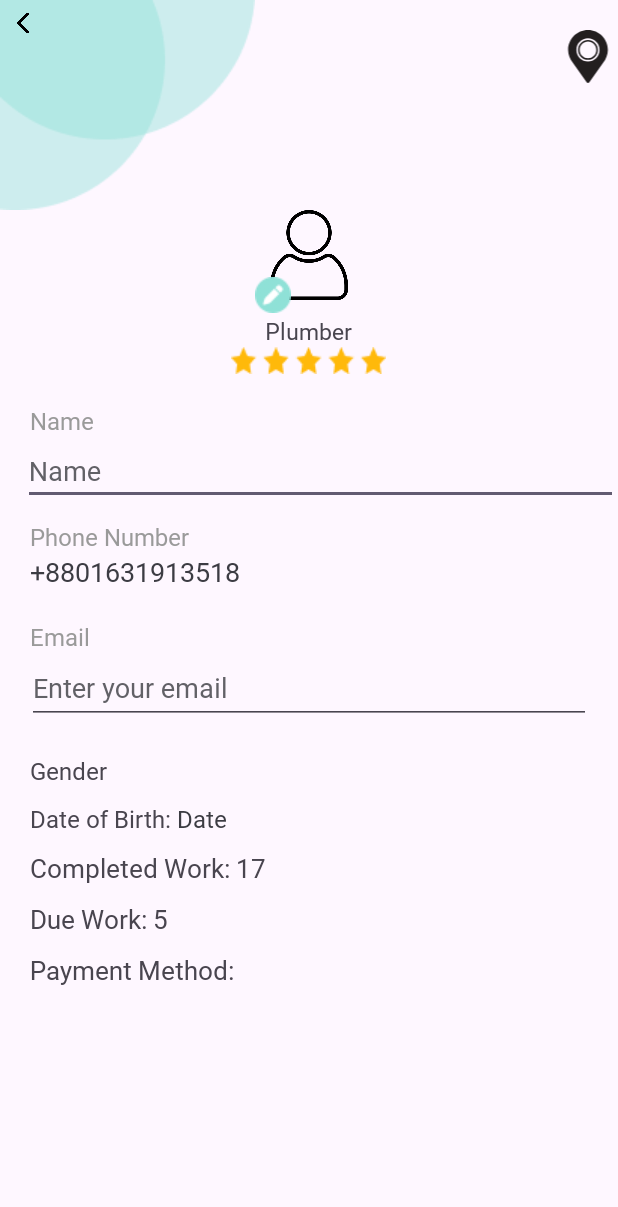
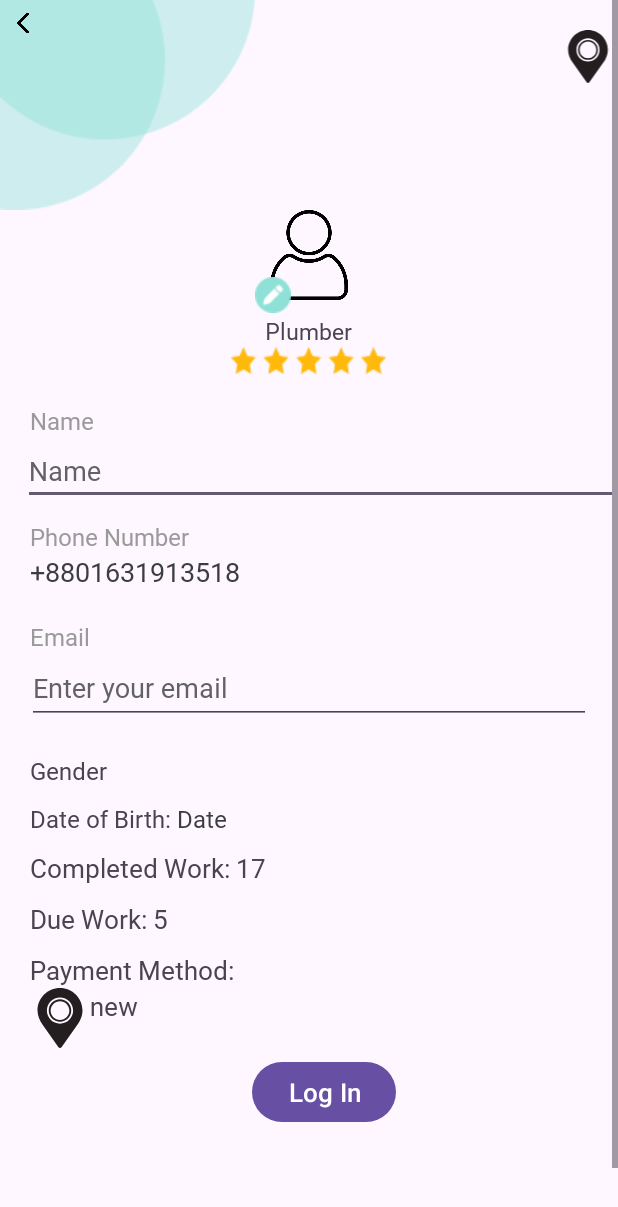
Before and after one commit to Zohirul369/Service_Venue, an Android app: the fragment ProfileFragment shown on its own in the app's theme, on a phone screen of 412 x 824 dp. Shown: the top 1207 px of the screen. Run offline under Robolectric (Android 15) with nearby library versions, the phone set to English and light mode, and no system bars; our stand-ins replace Picasso; Roboto replaces fonts that are not available here.

Commit message:
add profile_login intent to PersonalProfessionalSignup.class

```diff
--- a/app/src/main/res/layout/fragment_profile.xml
+++ b/app/src/main/res/layout/fragment_profile.xml
@@ -273,14 +273,35 @@
             android:layout_marginStart="20dp"
             android:layout_marginTop="10dp"
             android:orientation="vertical">
-
             <TextView
                 android:layout_width="wrap_content"
                 android:layout_height="wrap_content"
                 android:fontFamily="@font/sf_pro_text_semibold"
                 android:text="Payment Method: "
                 android:textSize="17sp" />
+            <TextView
+                android:id="@+id/profile_location_txt"
+                android:layout_width="wrap_content"
+                android:layout_height="wrap_content"
+                android:fontFamily="@font/sf_pro_text_semibold"
+                android:text="new "
+                android:drawableLeft="@drawable/location"
+                android:textSize="17sp" />
+            <Button
+                android:id="@+id/profile_login"
+                android:layout_width="wrap_content"
+                android:layout_height="wrap_content"
+                android:text="Log In"
+                android:gravity="center"
+                android:layout_marginTop="5dp"
+                android:layout_gravity="center"
+                android:textSize="17sp"/>
 
+            <TextView
+                android:layout_width="wrap_content"
+                android:layout_height="wrap_content"
+                android:text=" "
+                android:textSize="17sp" />
             <TextView
                 android:layout_width="wrap_content"
                 android:layout_height="wrap_content"
@@ -298,12 +319,13 @@
                 android:layout_height="wrap_content"
                 android:text=" "
                 android:textSize="17sp" />
-
             <TextView
                 android:layout_width="wrap_content"
                 android:layout_height="wrap_content"
                 android:text=" "
                 android:textSize="17sp" />
+
+
 
 
         </LinearLayout>
```
